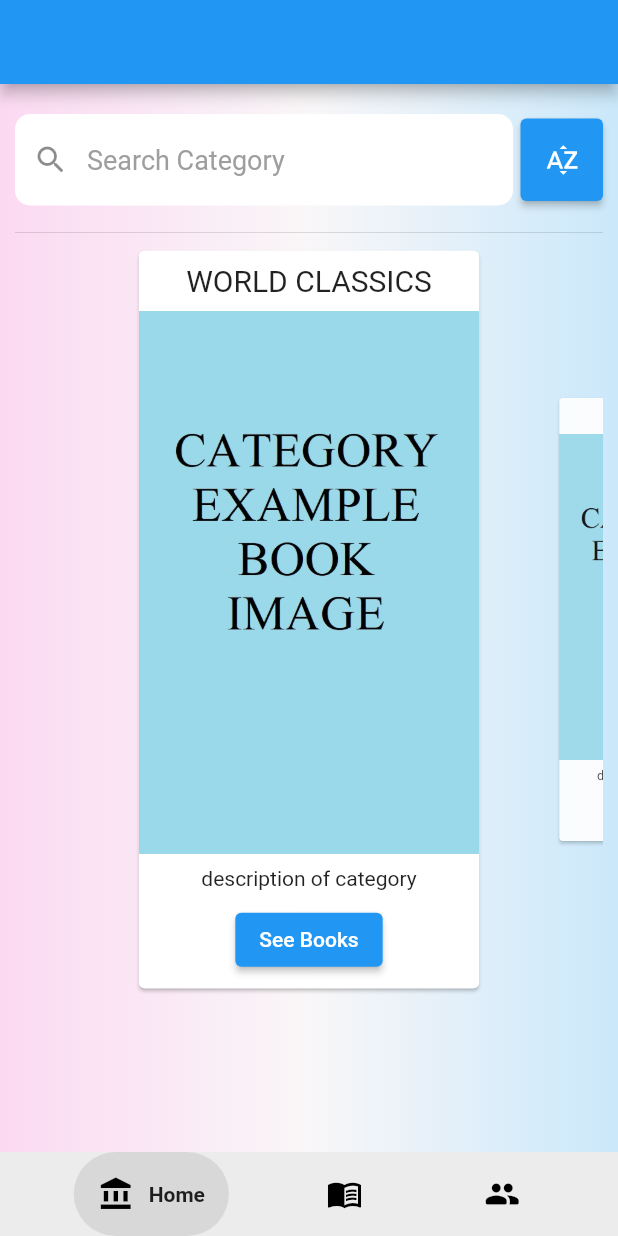
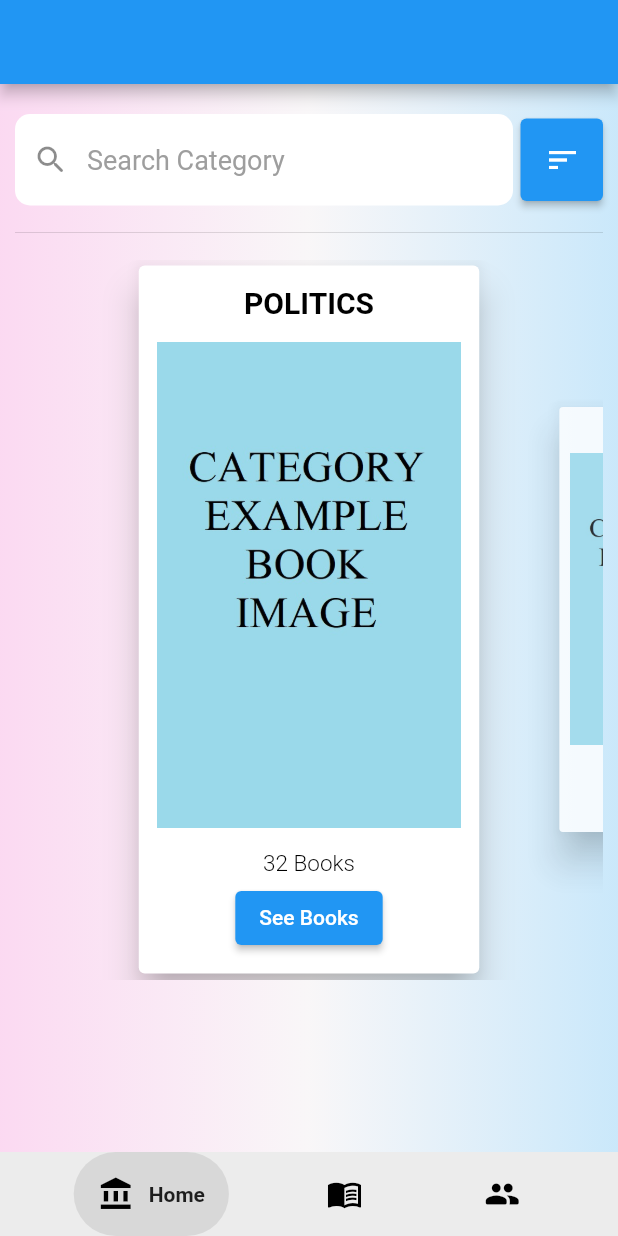
Before and after one commit to GTU-Ghostbusters/shelf_mobil_frontend, a Flutter app: the screen it shows after launch, on a phone screen of 412 x 824 dp. Run offline on Flutter 3.47's test engine with Material 2 defaults, Android fonts, the phone set to English and light mode, and no system bars; drawn by our look-alikes of google_nav_bar, scroll_snap_list.

Commit message:
Designed category card style.

```diff
--- a/lib/pages/home_page.dart
+++ b/lib/pages/home_page.dart
@@ -8,41 +8,39 @@ class HomePage extends StatefulWidget {
   HomePage({super.key});
 
   final List<Category> categoryList = <Category>[
-    Category("WORLD CLASSICS", " ", "description", 6),
-    Category("NOVEL", " ", "description", 14),
+    Category("POLITICS", " ", "description", 32),
+    Category("EDUCATION", " ", "description", 29),
     Category("LITERATURE", " ", "description", 23),
     Category("STORY", " ", "description", 21),
+    Category("SCIENCE-FICTION", " ", "description", 15),
+    Category("NOVEL", " ", "description", 14),
+    Category("HISTORY", " ", "description", 8),
+    Category("KIDS", " ", "description", 7),
+    Category("BIOGRAPHIES", " ", "description", 6),
+    Category("WORLD CLASSICS", " ", "description", 6),
+    Category("ART", " ", "description", 5),
+    Category("PHILOSOPHY", " ", "description", 5),
+    Category("ECONOMY", " ", "description", 4),
     Category("SELF-HELP", " ", "description", 3),
-    Category("KIDS", " ", "description", 7),
-    Category("POLITICS", " ", "description", 32),
-    Category("POEM", " ", "description", 2),
-    Category("BIOGRAPHIES", " ", "description", 6),
-    Category("HISTORY", " ", "description", 8),
-    Category("ECONOMY", " ", "description", 4),
-    Category("ART", " ", "description", 5),
-    Category("EDUCATION", " ", "description", 29),
-    Category("SCIENCE-FICTION", " ", "description", 15),
-    Category("PHILOSOPHY", " ", "description", 5),
-    Category("ENTERTAINMENT", " ", "description", 3)
+    Category("ENTERTAINMENT", " ", "description", 1),
+    Category("POEM", " ", "description", 0),
   ];
+
+  void sortCategoryByNumberOfBooks() {
+    categoryList.sort((a, b) => b.numberOfBooks.compareTo(a.numberOfBooks));
+  }
+
+  void sortCategoryByName() {
+    categoryList
+        .sort((a, b) => a.title.toLowerCase().compareTo(b.title.toLowerCase()));
+  }
 
   @override
   State<HomePage> createState() => _HomePageState();
 }
 
 class _HomePageState extends State<HomePage> {
-  void sortCategoryByNumberOfBooks() {
-    widget.categoryList
-        .sort((a, b) => b.numberOfBooks.compareTo(a.numberOfBooks));
-  }
-
-  void sortCategoryByName() {
-    widget.categoryList
-        .sort((a, b) => a.title.toLowerCase().compareTo(b.title.toLowerCase()));
-  }
-
-  CategorySort _categorySort = CategorySort.numberOfBooks;
-
+  static CategorySort _categorySort = CategorySort.alphabetic;
   @override
   Widget build(BuildContext context) {
     return Scaffold(
@@ -90,14 +88,16 @@ class _HomePageState extends State<HomePage> {
                   width: 55,
                   child: ElevatedButton(
                     onPressed: () {
-                      setState(() {
+                      setState(
+                        () {
                           _categorySort == CategorySort.numberOfBooks
                               ? _categorySort = CategorySort.alphabetic
                               : _categorySort = CategorySort.numberOfBooks;
                           _categorySort == CategorySort.numberOfBooks
-                            ? sortCategoryByName()
-                            : sortCategoryByNumberOfBooks();
-                      });
+                              ? widget.sortCategoryByName()
+                              : widget.sortCategoryByNumberOfBooks();
+                        },
+                      );
                     },
                     child: _categorySort == CategorySort.numberOfBooks
                         ? const Icon(Icons.sort_by_alpha)
@@ -108,18 +108,20 @@ class _HomePageState extends State<HomePage> {
             ),
             const SizedBox(height: 10),
             const Divider(),
+            const SizedBox(height: 10),
             SizedBox(
-              height: 500,
+              height: 480,
               child: ScrollSnapList(
                 clipBehavior: Clip.none,
                 itemBuilder: _buildListItem,
                 itemCount: widget.categoryList.length,
                 itemSize: 235,
                 onItemFocus: (index) {},
+                initialIndex: 0,
                 dynamicItemSize: true,
                 updateOnScroll: true,
                 scrollDirection: Axis.horizontal,
-                dynamicItemOpacity: 0.9,
+                dynamicItemOpacity: 0.8,
               ),
             ),
           ],
@@ -134,23 +136,46 @@ class _HomePageState extends State<HomePage> {
       width: 235,
       height: 170,
       child: Card(
+        elevation: 10,
         child: Column(
           mainAxisAlignment: MainAxisAlignment.spaceEvenly,
           children: [
-            Text(
+            Padding(
+              padding: const EdgeInsets.only(left: 10, right: 10, top: 10),
+              child: Text(
                 category.title,
-              style: const TextStyle(fontSize: 20),
+                style: const TextStyle(
+                  fontSize: 20,
+                  color: Colors.black,
+                  fontWeight: FontWeight.bold,
                 ),
-            Image.asset(
+              ),
+            ),
+            Padding(
+              padding: const EdgeInsets.all(12.0),
+              child: Image.asset(
+                alignment: Alignment.center,
                 "images/category_template.jpg",
               ),
-            const Text(
-              "description of category",
             ),
-            ElevatedButton(
+            Padding(
+              padding: const EdgeInsets.only(left: 10, right: 10),
+              child: Text(
+                category.numberOfBooks > 1 ? "${category.numberOfBooks} Books": category.numberOfBooks == 1 ? "1 Book": "No Book Found",
+                style: const TextStyle(
+                  fontSize: 15,
+                  color: Colors.black,
+                  fontWeight: FontWeight.w300,
+                ),
+              ),
+            ),
+            Padding(
+              padding: const EdgeInsets.only(left: 10, right: 10, bottom: 10),
+              child: category.numberOfBooks <= 0 ? const Text("") : ElevatedButton(
                 onPressed: (() {}),
-              child: const Text("See Books"),
+                child: category.numberOfBooks > 1 ? const Text("See Books") :const Text("See Book"),
               ),
+            )
           ],
         ),
       ),
```
Lines whose indentation alone changed are shown as unchanged.
